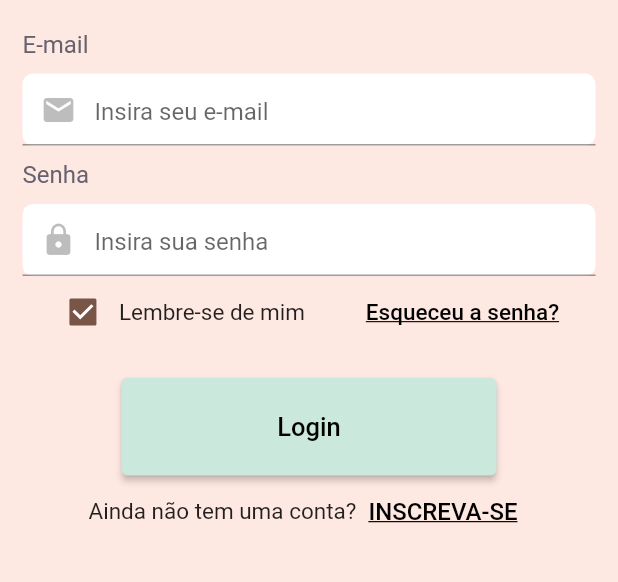
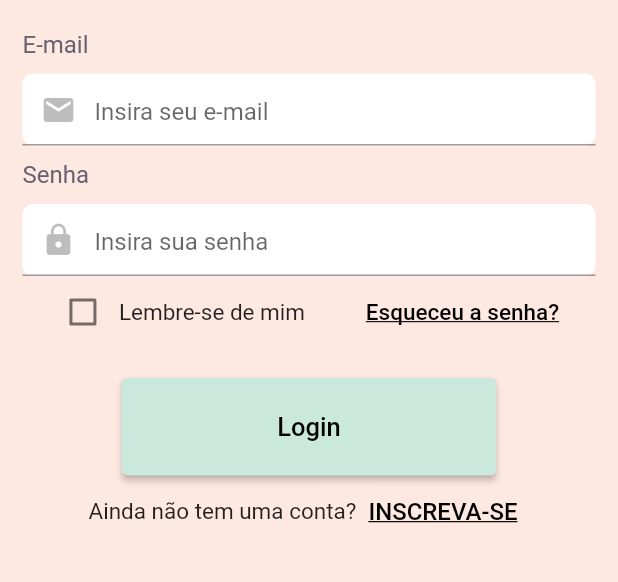
Before and after one commit to Pettecco/PsicApp-Fetin, a Flutter app: the screen it shows after launch, on a phone screen of 412 x 824 dp, the part 420-1002 px from its top. Run offline on Flutter 3.47's test engine with Material 2 defaults, Android fonts, the phone set to English and light mode, and no system bars; our stand-ins replace cloud_firestore, firebase_auth, firebase_core; accounts and stored records are empty.

Commit message:
atualizado a homepage

```diff
--- a/lib/auth_check.dart
+++ b/lib/auth_check.dart
@@ -1,8 +1,8 @@
 import 'package:flutter/material.dart';
-import 'package:psciapp/pages/loginPage.dart';
+import 'package:psciapp/pages/home_page.dart';
+import 'package:psciapp/pages/login_page.dart';
 import 'package:psciapp/services/auth_service.dart';
 import 'package:provider/provider.dart';
-import 'package:psciapp/pages/questionPage.dart';
 
 class AuthCheck extends StatefulWidget {
   const AuthCheck({Key? key}) : super(key: key);
@@ -21,7 +21,7 @@ class _AuthCheckState extends State<AuthCheck> {
     } else if (auth.usuario == null) {
       return const LoginPage();
     } else {
-      return const QuestionPage();
+      return const HomePage();
     }
   }
 
--- a/lib/main.dart
+++ b/lib/main.dart
@@ -1,10 +1,9 @@
 import 'package:flutter/material.dart';
 import 'package:provider/provider.dart';
-import 'package:psciapp/pages/appWidget.dart';
+import 'package:psciapp/pages/app_widget.dart';
 import 'package:firebase_core/firebase_core.dart';
 import 'package:psciapp/services/auth_service.dart';
 import 'firebase_options.dart';
-
 
 void main() async {
   WidgetsFlutterBinding.ensureInitialized();
@@ -18,5 +17,4 @@ void main() async {
    ],
    child: const AppWidget(),)
   );
-
 }
--- a/lib/pages/appWidget.dart
+++ b/lib/pages/app_widget.dart
@@ -1,10 +1,11 @@
 import 'package:flutter/material.dart';
 import 'package:psciapp/auth_check.dart';
-import 'package:psciapp/pages/confirmForm.dart';
-import 'package:psciapp/pages/forgotPassword.dart';
-import 'package:psciapp/pages/loginPage.dart';
-import 'package:psciapp/pages/questionPage.dart';
-import 'package:psciapp/pages/registerPage.dart';
+import 'package:psciapp/pages/forgot_password.dart';
+import 'package:psciapp/pages/login_page.dart';
+import 'package:psciapp/pages/question_page.dart';
+import 'package:psciapp/pages/register_page.dart';
+import 'package:psciapp/pages/home_page.dart';
+
 
 class AppWidget extends StatelessWidget {
   const AppWidget({super.key});
@@ -13,17 +14,18 @@ class AppWidget extends StatelessWidget {
   @override
   Widget build(BuildContext context) {
     return MaterialApp(
+
       title: 'PsicApp',
       debugShowCheckedModeBanner: false,
       theme: ThemeData(primarySwatch: Colors.brown),
       initialRoute: '/authCheck',
       routes: {
-        '/authCheck':(context) => const AuthCheck(),
+        '/authCheck': (context) => const AuthCheck(),
         '/login': (context) => const LoginPage(),
         '/register': (context) => const RegisterPage(),
-        '/forgotPassword':(context) => const ForgotPassword(),
-        '/questionPage':(context) => const QuestionPage(),
-        '/confirmForm':(context) => const ConfirmForm(),
+        '/forgotPassword': (context) => const ForgotPassword(),
+        '/questionPage': (context) => const QuestionPage(),
+        '/homePage': (context) => const HomePage(),
       },
     );
   }
--- a/lib/pages/loginPage.dart
+++ b/lib/pages/login_page.dart
@@ -1,6 +1,7 @@
 import 'package:flutter/material.dart';
 import 'package:provider/provider.dart';
 import 'package:psciapp/services/auth_service.dart';
+import 'package:psciapp/models/remeberMe.dart';
 
 class LoginPage extends StatefulWidget {
   const LoginPage({super.key});
@@ -129,14 +130,11 @@ class _LoginPageState extends State<LoginPage> {
                   children: [
                     Container(
                       alignment: Alignment.centerLeft,
-                      child: Row(
+                      child: const Row(
                         crossAxisAlignment: CrossAxisAlignment.center,
                         children: [
-                          Checkbox(
-                              value: true,
-                              onChanged: (value) => value!,
-                          ),
-                          const Text(
+                          RememberMe(),
+                          Text(
                             'Lembre-se de mim',
                             style: TextStyle(fontSize: 15),
                           ),
--- a/lib/pages/registerPage.dart
+++ b/lib/pages/register_page.dart
@@ -1,7 +1,6 @@
 import 'package:flutter/material.dart';
 import 'package:provider/provider.dart';
 import 'package:psciapp/services/auth_service.dart';
-import 'package:cloud_firestore/cloud_firestore.dart';
 
 class RegisterPage extends StatefulWidget {
   const RegisterPage({Key? key}) : super(key: key);
--- a/pubspec.yaml
+++ b/pubspec.yaml
@@ -40,7 +40,7 @@ dependencies:
   # Use with the CupertinoIcons class for iOS style icons.
   cupertino_icons: ^1.0.2
   cloud_firestore: ^4.8.4
-  intl: ^0.18.1
+  intl: ^0.18.0
   uuid: ^3.0.7
 
 dev_dependencies:
```
Also changed, not shown: lib/models/question.dart (deleted, +0 -19 lines), lib/pages/confirmForm.dart (deleted, +0 -73 lines), lib/pages/home_page.dart (added, +86 -0 lines), lib/pages/question_page.dart (renamed from lib/pages/questionPage.dart, +14 -3 lines), lib/pages/forgot_password.dart (renamed from lib/pages/forgotPassword.dart), pubspec.lock, 1 other file.
